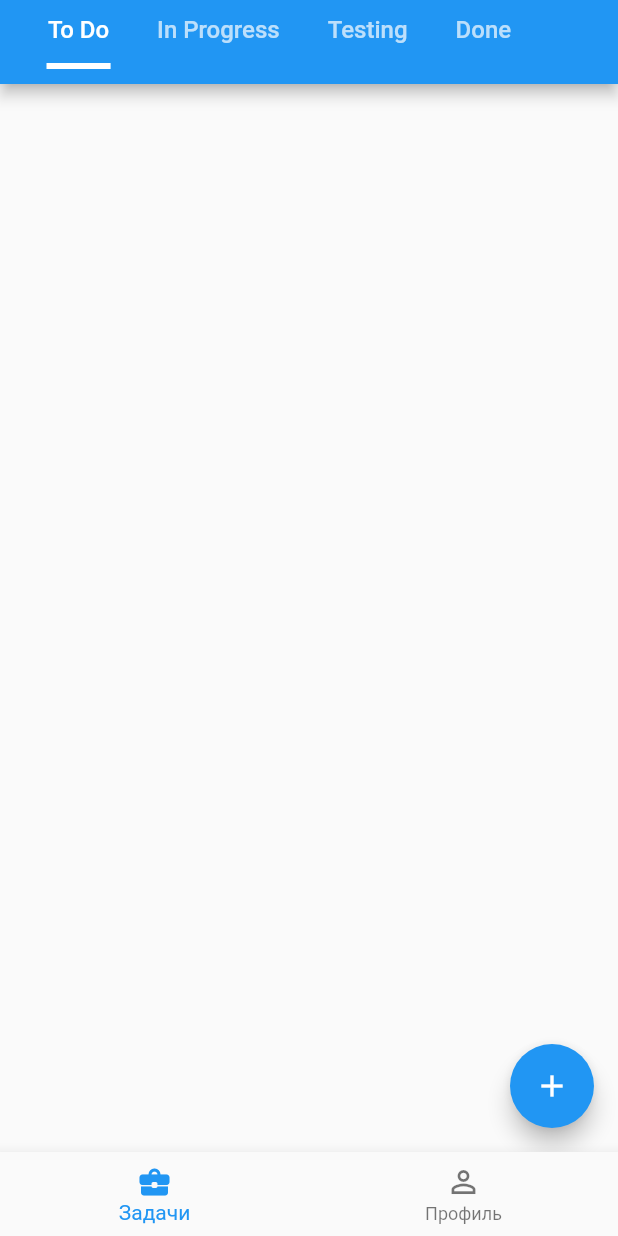
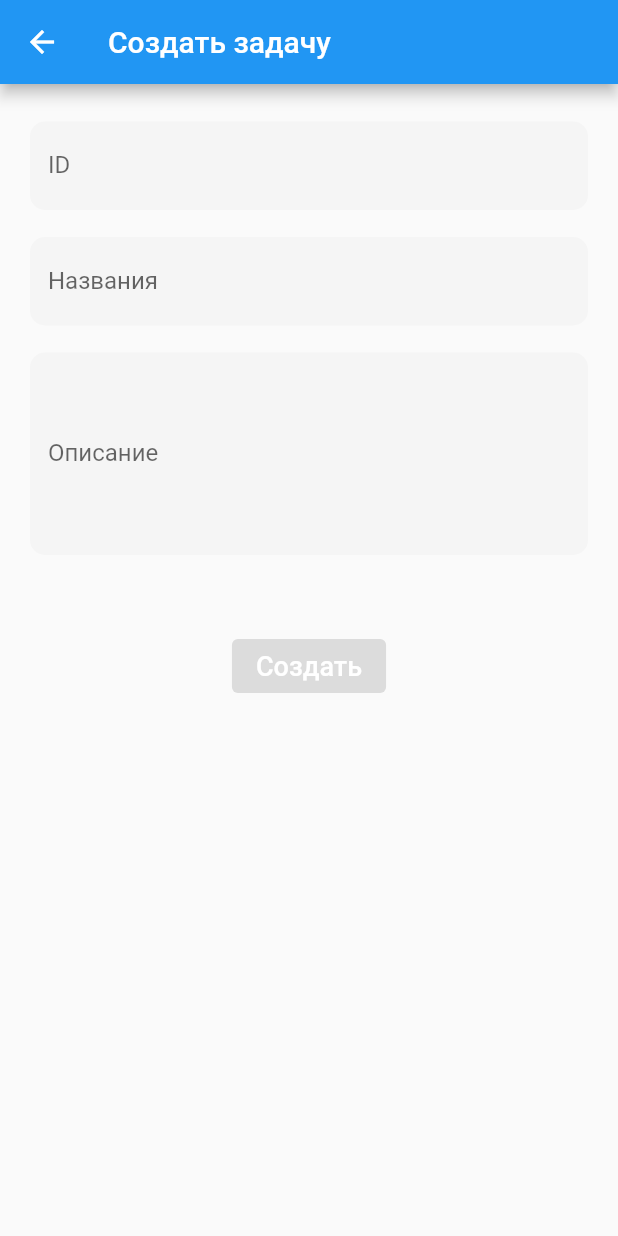
Before and after one commit to ilyos-developer/todoapp, a Flutter app: the screen it shows once a user with an empty profile is signed in, after a tap on the "add" icon, on a phone screen of 412 x 824 dp. Run offline on Flutter 3.47's test engine with Material 2 defaults, Android fonts, the phone set to English and light mode, and no system bars; our stand-ins replace cloud_firestore, firebase_auth, firebase_core; accounts and stored records are empty.

Commit message:
add task end view detail task

```diff
--- /dev/null
+++ b/lib/ui/tasks/components/add_task.dart
@@ -0,0 +1,173 @@
+import 'package:flutter/material.dart';
+import 'package:todo_app/service/fire_store.dart';
+
+class AddTask extends StatefulWidget {
+  @override
+  _AddTaskState createState() => _AddTaskState();
+}
+
+class _AddTaskState extends State<AddTask> {
+  GlobalKey<FormState> _formKey = GlobalKey<FormState>();
+
+  TextEditingController _idController = TextEditingController();
+  TextEditingController _nameController = TextEditingController();
+  TextEditingController _describeController = TextEditingController();
+
+  bool _isValidate = false;
+
+  @override
+  void initState() {
+    super.initState();
+    _idController.addListener(() {
+      validate();
+    });
+    _nameController.addListener(() {
+      validate();
+    });
+    _describeController.addListener(() {
+      validate();
+    });
+  }
+
+  void validate() {
+    if (_idController.text.isNotEmpty &&
+        _nameController.text.isNotEmpty &&
+        _describeController.text.isNotEmpty) {
+      setState(() {
+        _isValidate = true;
+      });
+    } else {
+      setState(() {
+        _isValidate = false;
+      });
+    }
+  }
+
+  @override
+  Widget build(BuildContext context) {
+    return Scaffold(
+      appBar: AppBar(
+        title: Text("Создать задачу"),
+      ),
+      body: SingleChildScrollView(
+        child: Form(
+          key: _formKey,
+          child: Column(
+            children: [
+              SizedBox(height: 25),
+              Container(
+                margin: EdgeInsets.only(left: 20, right: 20),
+                child: TextFormField(
+                  controller: _idController,
+                  keyboardType: TextInputType.number,
+                  textInputAction: TextInputAction.next,
+                  autofocus: false,
+                  validator: (value) => value.isEmpty ? 'Пустое поле' : null,
+                  decoration: InputDecoration(
+                    labelText: 'ID',
+                    filled: true,
+                    fillColor: Color.fromRGBO(245, 245, 245, 1),
+                    border: OutlineInputBorder(
+                      borderRadius: BorderRadius.circular(10.0),
+                      borderSide: BorderSide(
+                        color: Colors.transparent,
+                      ),
+                    ),
+                    enabledBorder: OutlineInputBorder(
+                      borderRadius: BorderRadius.circular(10.0),
+                      borderSide: BorderSide(
+                        color: Colors.transparent,
+                      ),
+                    ),
+                  ),
+                ),
+              ),
+              SizedBox(height: 18),
+              Container(
+                margin: EdgeInsets.only(left: 20, right: 20),
+                child: TextFormField(
+                  controller: _nameController,
+                  keyboardType: TextInputType.text,
+                  textInputAction: TextInputAction.next,
+                  autofocus: false,
+                  validator: (value) => value.isEmpty ? 'Пустое поле' : null,
+                  decoration: InputDecoration(
+                    labelText: 'Названия',
+                    filled: true,
+                    fillColor: Color.fromRGBO(245, 245, 245, 1),
+                    border: OutlineInputBorder(
+                      borderRadius: BorderRadius.circular(10.0),
+                      borderSide: BorderSide(
+                        color: Colors.transparent,
+                      ),
+                    ),
+                    enabledBorder: OutlineInputBorder(
+                      borderRadius: BorderRadius.circular(10.0),
+                      borderSide: BorderSide(
+                        color: Colors.transparent,
+                      ),
+                    ),
+                  ),
+                ),
+              ),
+              SizedBox(height: 18),
+              Container(
+                margin: EdgeInsets.only(left: 20, right: 20),
+                child: TextFormField(
+                  controller: _describeController,
+                  keyboardType: TextInputType.text,
+                  textInputAction: TextInputAction.next,
+                  autofocus: false,
+                  validator: (value) => value.isEmpty ? 'Пустое поле' : null,
+                  maxLines: 5,
+                  decoration: InputDecoration(
+                    labelText: 'Описание',
+                    filled: true,
+                    fillColor: Color.fromRGBO(245, 245, 245, 1),
+                    border: OutlineInputBorder(
+                      borderRadius: BorderRadius.circular(10.0),
+                      borderSide: BorderSide(
+                        color: Colors.transparent,
+                      ),
+                    ),
+                    enabledBorder: OutlineInputBorder(
+                      borderRadius: BorderRadius.circular(10.0),
+                      borderSide: BorderSide(
+                        color: Colors.transparent,
+                      ),
+                    ),
+                  ),
+                ),
+              ),
+              SizedBox(height: 50),
+              ElevatedButton(
+                onPressed: _isValidate
+                    ? () {
+                        if (_formKey.currentState.validate() &&
+                            _idController.text.isNotEmpty &&
+                            _nameController.text.isNotEmpty &&
+                            _describeController.text.isNotEmpty) {
+                          FireStore().addTask(
+                              id: _idController.text,
+                              taskName: _nameController.text,
+                              describe: _describeController.text,
+                              status: "to_do");
+                          Navigator.pop(context);
+                        }
+                      }
+                    : null,
+                child: Text(
+                  'Создать',
+                  style: TextStyle(
+                    color: Colors.white,
+                    fontSize: 18.0,
+                  ),
+                ),
+              ),
+            ],
+          ),
+        ),
+      ),
+    );
+  }
+}
--- a/lib/ui/tasks/components/to_do_screen.dart
+++ b/lib/ui/tasks/components/to_do_screen.dart
@@ -1,13 +1,23 @@
 import 'package:flutter/material.dart';
+import 'package:todo_app/ui/tasks/components/add_task.dart';
+import 'package:todo_app/ui/tasks/components/task_card.dart';
 
 class ToDoScreen extends StatelessWidget {
+
+
   @override
   Widget build(BuildContext context) {
     return Scaffold(
+      body: TaskCard(),
       floatingActionButton: FloatingActionButton(
         tooltip: "add new task",
         onPressed: () {
-          print("task add");
+          Navigator.push(
+            context,
+            MaterialPageRoute(
+              builder: (context) => AddTask(),
+            ),
+          );
         },
         child: Icon(Icons.add),
       ),
```
Also changed, not shown: lib/service/fire_store.dart (added, +19 -0 lines), lib/ui/tasks/components/task_card.dart (added, +80 -0 lines), lib/ui/tasks/components/task_details_view.dart (added, +59 -0 lines).
